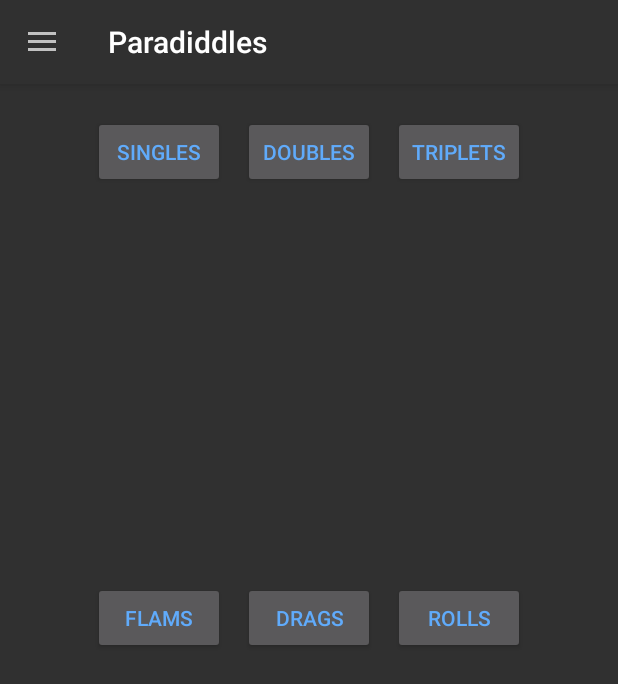
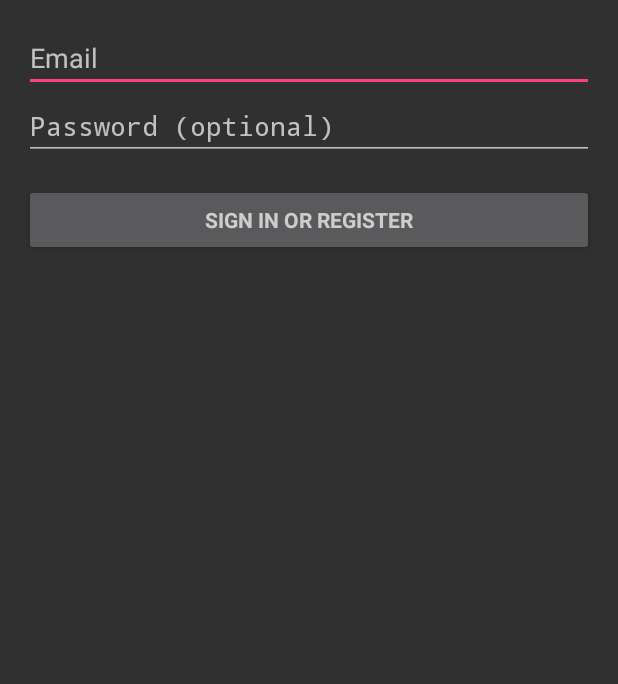
Before and after one commit to lukeyy33/Paradiddles, an Android app: the MainActivity screen opened directly, with no data from a screen before it, in the side drawer, after a tap on "Account", on a phone screen of 412 x 824 dp. Shown: the top 684 px of the screen. Run offline under Robolectric (Android 15) with nearby library versions, the phone set to English and light mode, and no system bars; 2 statements that could not run were skipped.

Commit message:
Added LoginActivity

```diff
--- /dev/null
+++ b/app/src/main/java/com/lukewaugh/paradiddles/LoginActivity.java
@@ -0,0 +1,349 @@
+package com.lukewaugh.paradiddles;
+
+import android.animation.Animator;
+import android.animation.AnimatorListenerAdapter;
+import android.annotation.TargetApi;
+import android.content.pm.PackageManager;
+import android.support.annotation.NonNull;
+import android.support.design.widget.Snackbar;
+import android.app.Activity;
+import android.app.LoaderManager.LoaderCallbacks;
+
+import android.content.CursorLoader;
+import android.content.Loader;
+import android.database.Cursor;
+import android.net.Uri;
+import android.os.AsyncTask;
+
+import android.os.Build;
+import android.os.Bundle;
+import android.provider.ContactsContract;
+import android.text.TextUtils;
+import android.view.KeyEvent;
+import android.view.View;
+import android.view.View.OnClickListener;
+import android.view.inputmethod.EditorInfo;
+import android.widget.ArrayAdapter;
+import android.widget.AutoCompleteTextView;
+import android.widget.Button;
+import android.widget.EditText;
+import android.widget.TextView;
+
+import java.util.ArrayList;
+import java.util.List;
+
+import static android.Manifest.permission.READ_CONTACTS;
+
+/**
+ * A login screen that offers login via email/password.
+ */
+public class LoginActivity extends Activity implements LoaderCallbacks<Cursor> {
+
+    /**
+     * Id to identity READ_CONTACTS permission request.
+     */
+    private static final int REQUEST_READ_CONTACTS = 0;
+
+    /**
+     * A dummy authentication store containing known user names and passwords.
+     * TODO: remove after connecting to a real authentication system.
+     */
+    private static final String[] DUMMY_CREDENTIALS = new String[]{
+            "foo@example.com:hello", "bar@example.com:world"
+    };
+    /**
+     * Keep track of the login task to ensure we can cancel it if requested.
+     */
+    private UserLoginTask mAuthTask = null;
+
+    // UI references.
+    private AutoCompleteTextView mEmailView;
+    private EditText mPasswordView;
+    private View mProgressView;
+    private View mLoginFormView;
+
+    @Override
+    protected void onCreate(Bundle savedInstanceState) {
+        super.onCreate(savedInstanceState);
+        setContentView(R.layout.activity_login);
+        // Set up the login form.
+        mEmailView = (AutoCompleteTextView) findViewById(R.id.email);
+        populateAutoComplete();
+
+        mPasswordView = (EditText) findViewById(R.id.password);
+        mPasswordView.setOnEditorActionListener(new TextView.OnEditorActionListener() {
+            @Override
+            public boolean onEditorAction(TextView textView, int id, KeyEvent keyEvent) {
+                if (id == R.id.login || id == EditorInfo.IME_NULL) {
+                    attemptLogin();
+                    return true;
+                }
+                return false;
+            }
+        });
+
+        Button mEmailSignInButton = (Button) findViewById(R.id.email_sign_in_button);
+        mEmailSignInButton.setOnClickListener(new OnClickListener() {
+            @Override
+            public void onClick(View view) {
+                attemptLogin();
+            }
+        });
+
+        mLoginFormView = findViewById(R.id.login_form);
+        mProgressView = findViewById(R.id.login_progress);
+    }
+
+    private void populateAutoComplete() {
+        if (!mayRequestContacts()) {
+            return;
+        }
+
+        getLoaderManager().initLoader(0, null, this);
+    }
+
+    private boolean mayRequestContacts() {
+        if (Build.VERSION.SDK_INT < Build.VERSION_CODES.M) {
+            return true;
+        }
+        if (checkSelfPermission(READ_CONTACTS) == PackageManager.PERMISSION_GRANTED) {
+            return true;
+        }
+        if (shouldShowRequestPermissionRationale(READ_CONTACTS)) {
+            Snackbar.make(mEmailView, R.string.permission_rationale, Snackbar.LENGTH_INDEFINITE)
+                    .setAction(android.R.string.ok, new View.OnClickListener() {
+                        @Override
+                        @TargetApi(Build.VERSION_CODES.M)
+                        public void onClick(View v) {
+                            requestPermissions(new String[]{READ_CONTACTS}, REQUEST_READ_CONTACTS);
+                        }
+                    });
+        } else {
+            requestPermissions(new String[]{READ_CONTACTS}, REQUEST_READ_CONTACTS);
+        }
+        return false;
+    }
+
+    /**
+     * Callback received when a permissions request has been completed.
+     */
+    @Override
+    public void onRequestPermissionsResult(int requestCode, @NonNull String[] permissions,
+                                           @NonNull int[] grantResults) {
+        if (requestCode == REQUEST_READ_CONTACTS) {
+            if (grantResults.length == 1 && grantResults[0] == PackageManager.PERMISSION_GRANTED) {
+                populateAutoComplete();
+            }
+        }
+    }
+
+
+    /**
+     * Attempts to sign in or register the account specified by the login form.
+     * If there are form errors (invalid email, missing fields, etc.), the
+     * errors are presented and no actual login attempt is made.
+     */
+    private void attemptLogin() {
+        if (mAuthTask != null) {
+            return;
+        }
+
+        // Reset errors.
+        mEmailView.setError(null);
+        mPasswordView.setError(null);
+
+        // Store values at the time of the login attempt.
+        String email = mEmailView.getText().toString();
+        String password = mPasswordView.getText().toString();
+
+        boolean cancel = false;
+        View focusView = null;
+
+        // Check for a valid password, if the user entered one.
+        if (!TextUtils.isEmpty(password) && !isPasswordValid(password)) {
+            mPasswordView.setError(getString(R.string.error_invalid_password));
+            focusView = mPasswordView;
+            cancel = true;
+        }
+
+        // Check for a valid email address.
+        if (TextUtils.isEmpty(email)) {
+            mEmailView.setError(getString(R.string.error_field_required));
+            focusView = mEmailView;
+            cancel = true;
+        } else if (!isEmailValid(email)) {
+            mEmailView.setError(getString(R.string.error_invalid_email));
+            focusView = mEmailView;
+            cancel = true;
+        }
+
+        if (cancel) {
+            // There was an error; don't attempt login and focus the first
+            // form field with an error.
+            focusView.requestFocus();
+        } else {
+            // Show a progress spinner, and kick off a background task to
+            // perform the user login attempt.
+            showProgress(true);
+            mAuthTask = new UserLoginTask(email, password);
+            mAuthTask.execute((Void) null);
+        }
+    }
+
+    private boolean isEmailValid(String email) {
+        //TODO: Replace this with your own logic
+        return email.contains("@");
+    }
+
+    private boolean isPasswordValid(String password) {
+        //TODO: Replace this with your own logic
+        return password.length() > 4;
+    }
+
+    /**
+     * Shows the progress UI and hides the login form.
+     */
+    @TargetApi(Build.VERSION_CODES.HONEYCOMB_MR2)
+    private void showProgress(final boolean show) {
+        // On Honeycomb MR2 we have the ViewPropertyAnimator APIs, which allow
+        // for very easy animations. If available, use these APIs to fade-in
+        // the progress spinner.
+        if (Build.VERSION.SDK_INT >= Build.VERSION_CODES.HONEYCOMB_MR2) {
+            int shortAnimTime = getResources().getInteger(android.R.integer.config_shortAnimTime);
+
+            mLoginFormView.setVisibility(show ? View.GONE : View.VISIBLE);
+            mLoginFormView.animate().setDuration(shortAnimTime).alpha(
+                    show ? 0 : 1).setListener(new AnimatorListenerAdapter() {
+                @Override
+                public void onAnimationEnd(Animator animation) {
+                    mLoginFormView.setVisibility(show ? View.GONE : View.VISIBLE);
+                }
+            });
+
+            mProgressView.setVisibility(show ? View.VISIBLE : View.GONE);
+            mProgressView.animate().setDuration(shortAnimTime).alpha(
+                    show ? 1 : 0).setListener(new AnimatorListenerAdapter() {
+                @Override
+                public void onAnimationEnd(Animator animation) {
+                    mProgressView.setVisibility(show ? View.VISIBLE : View.GONE);
+                }
+            });
+        } else {
+            // The ViewPropertyAnimator APIs are not available, so simply show
+            // and hide the relevant UI components.
+            mProgressView.setVisibility(show ? View.VISIBLE : View.GONE);
+            mLoginFormView.setVisibility(show ? View.GONE : View.VISIBLE);
+        }
+    }
+
+    @Override
+    public Loader<Cursor> onCreateLoader(int i, Bundle bundle) {
+        return new CursorLoader(this,
+                // Retrieve data rows for the device user's 'profile' contact.
+                Uri.withAppendedPath(ContactsContract.Profile.CONTENT_URI,
+                        ContactsContract.Contacts.Data.CONTENT_DIRECTORY), ProfileQuery.PROJECTION,
+
+                // Select only email addresses.
+                ContactsContract.Contacts.Data.MIMETYPE +
+                        " = ?", new String[]{ContactsContract.CommonDataKinds.Email
+                .CONTENT_ITEM_TYPE},
+
+                // Show primary email addresses first. Note that there won't be
+                // a primary email address if the user hasn't specified one.
+                ContactsContract.Contacts.Data.IS_PRIMARY + " DESC");
+    }
+
+    @Override
+    public void onLoadFinished(Loader<Cursor> cursorLoader, Cursor cursor) {
+        List<String> emails = new ArrayList<>();
+        cursor.moveToFirst();
+        while (!cursor.isAfterLast()) {
+            emails.add(cursor.getString(ProfileQuery.ADDRESS));
+            cursor.moveToNext();
+        }
+
+        addEmailsToAutoComplete(emails);
+    }
+
+    @Override
+    public void onLoaderReset(Loader<Cursor> cursorLoader) {
+
+    }
+
+    private void addEmailsToAutoComplete(List<String> emailAddressCollection) {
+        //Create adapter to tell the AutoCompleteTextView what to show in its dropdown list.
+        ArrayAdapter<String> adapter =
+                new ArrayAdapter<>(LoginActivity.this,
+                        android.R.layout.simple_dropdown_item_1line, emailAddressCollection);
+
+        mEmailView.setAdapter(adapter);
+    }
+
+
+    private interface ProfileQuery {
+        String[] PROJECTION = {
+                ContactsContract.CommonDataKinds.Email.ADDRESS,
+                ContactsContract.CommonDataKinds.Email.IS_PRIMARY,
+        };
+
+        int ADDRESS = 0;
+        int IS_PRIMARY = 1;
+    }
+
+    /**
+     * Represents an asynchronous login/registration task used to authenticate
+     * the user.
+     */
+    public class UserLoginTask extends AsyncTask<Void, Void, Boolean> {
+
+        private final String mEmail;
+        private final String mPassword;
+
+        UserLoginTask(String email, String password) {
+            mEmail = email;
+            mPassword = password;
+        }
+
+        @Override
+        protected Boolean doInBackground(Void... params) {
+            // TODO: attempt authentication against a network service.
+
+            try {
+                // Simulate network access.
+                Thread.sleep(2000);
+            } catch (InterruptedException e) {
+                return false;
+            }
+
+            for (String credential : DUMMY_CREDENTIALS) {
+                String[] pieces = credential.split(":");
+                if (pieces[0].equals(mEmail)) {
+                    // Account exists, return true if the password matches.
+                    return pieces[1].equals(mPassword);
+                }
+            }
+
+            // TODO: register the new account here.
+            return true;
+        }
+
+        @Override
+        protected void onPostExecute(final Boolean success) {
+            mAuthTask = null;
+            showProgress(false);
+
+            if (success) {
+                finish();
+            } else {
+                mPasswordView.setError(getString(R.string.error_incorrect_password));
+                mPasswordView.requestFocus();
+            }
+        }
+
+        @Override
+        protected void onCancelled() {
+            mAuthTask = null;
+            showProgress(false);
+        }
+    }
+}
--- a/app/src/main/java/com/lukewaugh/paradiddles/MainActivity.java
+++ b/app/src/main/java/com/lukewaugh/paradiddles/MainActivity.java
@@ -2,7 +2,6 @@ package com.lukewaugh.paradiddles;
 
 import android.content.Intent;
 import android.os.Bundle;
-import android.os.PersistableBundle;
 import android.support.design.widget.NavigationView;
 import android.support.v4.view.GravityCompat;
 import android.support.v7.app.ActionBarDrawerToggle;
@@ -13,13 +12,8 @@ import android.view.MenuItem;
 import android.view.View;
 import android.widget.Button;
 
-
-
-
-public class MainActivity extends AppCompatActivity implements NavigationView.OnNavigationItemSelectedListener {
-    //private String[] drawerItems;
-    //private ListView listView;
-    //private DrawerLayout drawerLayout;
+public class MainActivity extends AppCompatActivity implements
+        NavigationView.OnNavigationItemSelectedListener {
 
     @Override
     protected void onCreate(Bundle savedInstanceState) {
@@ -28,22 +22,6 @@ public class MainActivity extends AppCompatActivity implements NavigationView.On
 
         Toolbar myToolbar = (Toolbar) findViewById(R.id.toolbar);
         setSupportActionBar(myToolbar);
-
-//        listView = (ListView) findViewById(R.id.drawerList);
-//        drawerItems = getResources().getStringArray(R.array.navDrawerItems);
-
-        //listView.setAdapter(new ArrayAdapter<>(this, android.R.layout.simple_list_item_1, drawerItems));
-        //listView.setOnItemClickListener(new AdapterView.OnItemClickListener() {
-//            @Override
-//            public void onItemClick(AdapterView<?> parent, View view, int position, long id) {
-//                Toast.makeText(MainActivity.this, drawerItems[position] + " was selected", Toast.LENGTH_LONG).show();
-//                selectItem(position);
-//            }
-//
-//            public void selectItem(int position) {
-//                listView.setItemChecked(position, true);
-//            }
-//        });
 
 
         DrawerLayout drawer = (DrawerLayout) findViewById(R.id.drawerLayout);
@@ -127,7 +105,7 @@ public class MainActivity extends AppCompatActivity implements NavigationView.On
             Intent intent = new Intent(MainActivity.this, SettingsActivity.class);
             startActivity(intent);
         } else if (id == R.id.account) {
-            Intent intent = new Intent(MainActivity.this, AccountActivity.class);
+            Intent intent = new Intent(MainActivity.this, LoginActivity.class);
             startActivity(intent);
         } else if (id == R.id.home) {
             Intent intent = new Intent(MainActivity.this, MainActivity.class);
--- /dev/null
+++ b/app/src/main/res/layout/activity_login.xml
@@ -0,0 +1,65 @@
+<LinearLayout xmlns:android="http://schemas.android.com/apk/res/android"
+    xmlns:tools="http://schemas.android.com/tools"
+    android:layout_width="match_parent"
+    android:layout_height="match_parent"
+    android:gravity="center_horizontal"
+    android:orientation="vertical"
+    android:paddingBottom="@dimen/activity_vertical_margin"
+    android:paddingLeft="@dimen/activity_horizontal_margin"
+    android:paddingRight="@dimen/activity_horizontal_margin"
+    android:paddingTop="@dimen/activity_vertical_margin"
+    tools:context="com.lukewaugh.paradiddles.LoginActivity">
+
+    <!-- Login progress -->
+    <ProgressBar
+        android:id="@+id/login_progress"
+        style="?android:attr/progressBarStyleLarge"
+        android:layout_width="wrap_content"
+        android:layout_height="wrap_content"
+        android:layout_marginBottom="8dp"
+        android:visibility="gone" />
+
+    <ScrollView
+        android:id="@+id/login_form"
+        android:layout_width="match_parent"
+        android:layout_height="match_parent">
+
+        <LinearLayout
+            android:id="@+id/email_login_form"
+            android:layout_width="match_parent"
+            android:layout_height="wrap_content"
+            android:orientation="vertical">
+
+            <AutoCompleteTextView
+                android:id="@+id/email"
+                android:layout_width="match_parent"
+                android:layout_height="wrap_content"
+                android:hint="@string/prompt_email"
+                android:inputType="textEmailAddress"
+                android:maxLines="1"
+                android:singleLine="true" />
+
+            <EditText
+                android:id="@+id/password"
+                android:layout_width="match_parent"
+                android:layout_height="wrap_content"
+                android:hint="@string/prompt_password"
+                android:imeActionId="@+id/login"
+                android:imeActionLabel="@string/action_sign_in_short"
+                android:imeOptions="actionUnspecified"
+                android:inputType="textPassword"
+                android:maxLines="1"
+                android:singleLine="true" />
+
+            <Button
+                android:id="@+id/email_sign_in_button"
+                style="?android:textAppearanceSmall"
+                android:layout_width="match_parent"
+                android:layout_height="wrap_content"
+                android:layout_marginTop="16dp"
+                android:text="@string/action_sign_in"
+                android:textStyle="bold" />
+
+        </LinearLayout>
+    </ScrollView>
+</LinearLayout>
--- a/app/src/main/res/values/strings.xml
+++ b/app/src/main/res/values/strings.xml
@@ -27,14 +27,9 @@
     <string name="navigationDrawerOpen">Open navigation drawer</string>
     <string name="navigationDrawerClose">Close navigation drawer</string>
     <!--Navigation Drawer Items -->
-    <string name ="navDrawerHome">Home</string>
+    <string name="navDrawerHome">Home</string>
     <string name="navDrawerAccount">Account</string>
     <string name="navDrawerSettings">Settings</string>
-
-
-
-
-
 
 
     <!-- CONTENT DESCRIPTIONS -->
@@ -66,13 +61,27 @@
     <string name="navigation_drawer_openDescription">Open navigation drawer</string>
     <string name="navigation_drawer_closeDescription">Close navigation drawer</string>
     <!--Navigation Drawer Items -->
-    <string-array name ="navDrawerItemsDescription">
+    <string-array name="navDrawerItemsDescription">
         <item>Home</item>
         <item>Account</item>
         <item>Settings</item>
     </string-array>
     <string name="drawerListItemsContent">Drawer List Menu Items</string>
     <string name="drawerFrameLayoutDescription">TEST THIS HOMO</string>
+    <string name="title_activity_login">Sign in</string>
+
+    <!-- Strings related to login -->
+    <string name="prompt_email">Email</string>
+    <string name="prompt_password">Password (optional)</string>
+    <string name="action_sign_in">Sign in or register</string>
+    <string name="action_sign_in_short">Sign in</string>
+    <string name="error_invalid_email">This email address is invalid</string>
+    <string name="error_invalid_password">This password is too short</string>
+    <string name="error_incorrect_password">This password is incorrect</string>
+    <string name="error_field_required">This field is required</string>
+    <string name="permission_rationale">"Contacts permissions are needed for providing email
+        completions."
+    </string>
 
 
 </resources>
```
Also changed, not shown: app/src/main/AndroidManifest.xml (+17 -12 lines).
